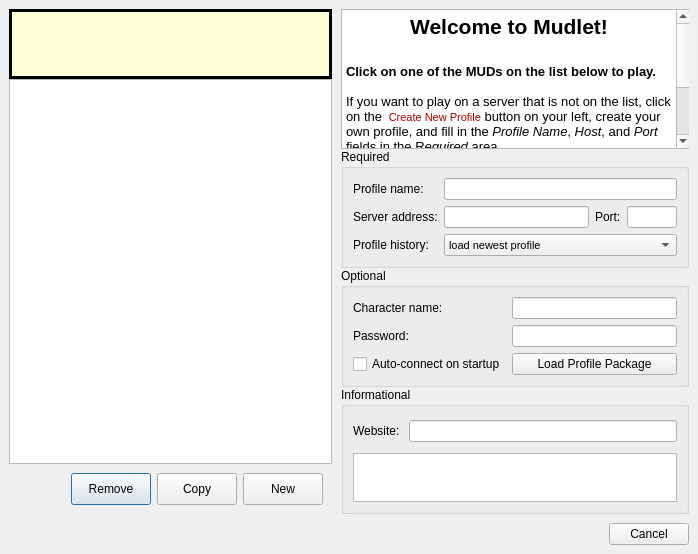
Old version of the form src/ui/connection_profiles.ui in the repository Mudlet/Mudlet.
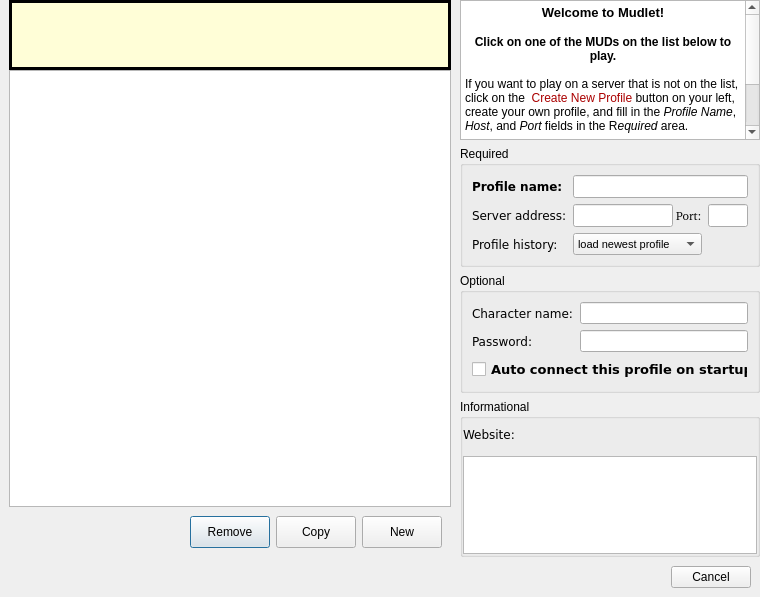
New version of the form. Icons and pictures are not drawn.

The edit to the form file:
```diff
--- a/src/ui/connection_profiles.ui
+++ b/src/ui/connection_profiles.ui
@@ -6,10 +6,16 @@
    <rect>
     <x>0</x>
     <y>0</y>
-    <width>698</width>
-    <height>554</height>
+    <width>760</width>
+    <height>597</height>
    </rect>
   </property>
+  <property name="minimumSize">
+   <size>
+    <width>760</width>
+    <height>0</height>
+   </size>
+  </property>
   <property name="windowTitle">
    <string>Select a profile to connect with</string>
   </property>
@@ -23,14 +29,14 @@
    <item>
     <widget class="QWidget" name="widget" native="true">
      <property name="sizePolicy">
-      <sizepolicy hsizetype="Preferred" vsizetype="Preferred">
+      <sizepolicy hsizetype="Expanding" vsizetype="Expanding">
        <horstretch>0</horstretch>
        <verstretch>0</verstretch>
       </sizepolicy>
      </property>
      <property name="minimumSize">
       <size>
-       <width>698</width>
+       <width>0</width>
        <height>0</height>
       </size>
      </property>
@@ -38,16 +44,7 @@
       <property name="spacing">
        <number>0</number>
       </property>
-      <property name="leftMargin">
-       <number>9</number>
-      </property>
-      <property name="topMargin">
-       <number>9</number>
-      </property>
-      <property name="rightMargin">
-       <number>9</number>
-      </property>
-      <property name="bottomMargin">
+      <property name="margin">
        <number>0</number>
       </property>
       <item>
@@ -60,18 +57,167 @@
         </property>
         <property name="minimumSize">
          <size>
-          <width>323</width>
+          <width>0</width>
           <height>0</height>
          </size>
         </property>
         <layout class="QGridLayout" name="gridLayout_5">
-         <property name="margin">
+         <property name="leftMargin">
+          <number>9</number>
+         </property>
+         <property name="topMargin">
+          <number>0</number>
+         </property>
+         <property name="rightMargin">
+          <number>9</number>
+         </property>
+         <property name="bottomMargin">
           <number>0</number>
          </property>
          <property name="spacing">
           <number>0</number>
          </property>
-         <item row="0" column="0">
+         <item row="2" column="1">
+          <widget class="QListWidget" name="profiles_tree_widget">
+           <property name="minimumSize">
+            <size>
+             <width>365</width>
+             <height>0</height>
+            </size>
+           </property>
+           <property name="resizeMode">
+            <enum>QListView::Adjust</enum>
+           </property>
+          </widget>
+         </item>
+         <item row="3" column="0" colspan="2">
+          <widget class="QWidget" name="profileAdminArea" native="true">
+           <property name="sizePolicy">
+            <sizepolicy hsizetype="Expanding" vsizetype="Preferred">
+             <horstretch>0</horstretch>
+             <verstretch>0</verstretch>
+            </sizepolicy>
+           </property>
+           <property name="minimumSize">
+            <size>
+             <width>0</width>
+             <height>50</height>
+            </size>
+           </property>
+           <property name="maximumSize">
+            <size>
+             <width>16777215</width>
+             <height>16777215</height>
+            </size>
+           </property>
+           <layout class="QHBoxLayout" name="horizontalLayout_5">
+            <item>
+             <spacer name="horizontalSpacer_4">
+              <property name="orientation">
+               <enum>Qt::Horizontal</enum>
+              </property>
+              <property name="sizeHint" stdset="0">
+               <size>
+                <width>15</width>
+                <height>20</height>
+               </size>
+              </property>
+             </spacer>
+            </item>
+            <item>
+             <widget class="QPushButton" name="remove_profile_button">
+              <property name="enabled">
+               <bool>true</bool>
+              </property>
+              <property name="sizePolicy">
+               <sizepolicy hsizetype="Fixed" vsizetype="Preferred">
+                <horstretch>0</horstretch>
+                <verstretch>0</verstretch>
+               </sizepolicy>
+              </property>
+              <property name="minimumSize">
+               <size>
+                <width>0</width>
+                <height>25</height>
+               </size>
+              </property>
+              <property name="maximumSize">
+               <size>
+                <width>16777215</width>
+                <height>16777215</height>
+               </size>
+              </property>
+              <property name="text">
+               <string>Remove</string>
+              </property>
+              <property name="icon">
+               <iconset>
+                <normaloff>:/icons/dialog-close.png</normaloff>:/icons/dialog-close.png</iconset>
+              </property>
+             </widget>
+            </item>
+            <item>
+             <widget class="QPushButton" name="copy_profile_button">
+              <property name="sizePolicy">
+               <sizepolicy hsizetype="Fixed" vsizetype="Preferred">
+                <horstretch>0</horstretch>
+                <verstretch>0</verstretch>
+               </sizepolicy>
+              </property>
+              <property name="minimumSize">
+               <size>
+                <width>0</width>
+                <height>25</height>
+               </size>
+              </property>
+              <property name="maximumSize">
+               <size>
+                <width>16777215</width>
+                <height>16777215</height>
+               </size>
+              </property>
+              <property name="text">
+               <string>Copy</string>
+              </property>
+              <property name="icon">
+               <iconset>
+                <normaloff>:/icons/list-add_small.png</normaloff>:/icons/list-add_small.png</iconset>
+              </property>
+             </widget>
+            </item>
+            <item>
+             <widget class="QPushButton" name="new_profile_button">
+              <property name="sizePolicy">
+               <sizepolicy hsizetype="Fixed" vsizetype="Preferred">
+                <horstretch>0</horstretch>
+                <verstretch>0</verstretch>
+               </sizepolicy>
+              </property>
+              <property name="minimumSize">
+               <size>
+                <width>0</width>
+                <height>25</height>
+               </size>
+              </property>
+              <property name="maximumSize">
+               <size>
+                <width>16777215</width>
+                <height>16777215</height>
+               </size>
+              </property>
+              <property name="text">
+               <string>New</string>
+              </property>
+              <property name="icon">
+               <iconset>
+                <normaloff>:/icons/list-add_small.png</normaloff>:/icons/list-add_small.png</iconset>
+              </property>
+             </widget>
+            </item>
+           </layout>
+          </widget>
+         </item>
+         <item row="1" column="1">
           <widget class="QFrame" name="notificationArea">
            <property name="sizePolicy">
             <sizepolicy hsizetype="Expanding" vsizetype="Fixed">
@@ -1989,199 +2135,6 @@
            </layout>
           </widget>
          </item>
-         <item row="1" column="0">
-          <widget class="QTreeWidget" name="profiles_tree_widget">
-           <property name="sizePolicy">
-            <sizepolicy hsizetype="Expanding" vsizetype="Expanding">
-             <horstretch>0</horstretch>
-             <verstretch>0</verstretch>
-            </sizepolicy>
-           </property>
-           <property name="minimumSize">
-            <size>
-             <width>300</width>
-             <height>120</height>
-            </size>
-           </property>
-           <property name="sizeIncrement">
-            <size>
-             <width>0</width>
-             <height>5</height>
-            </size>
-           </property>
-           <property name="frameShape">
-            <enum>QFrame::StyledPanel</enum>
-           </property>
-           <property name="frameShadow">
-            <enum>QFrame::Sunken</enum>
-           </property>
-           <property name="showDropIndicator" stdset="0">
-            <bool>false</bool>
-           </property>
-           <property name="dragEnabled">
-            <bool>false</bool>
-           </property>
-           <property name="dragDropMode">
-            <enum>QAbstractItemView::NoDragDrop</enum>
-           </property>
-           <property name="alternatingRowColors">
-            <bool>true</bool>
-           </property>
-           <property name="rootIsDecorated">
-            <bool>false</bool>
-           </property>
-           <property name="itemsExpandable">
-            <bool>false</bool>
-           </property>
-           <property name="sortingEnabled">
-            <bool>false</bool>
-           </property>
-           <property name="animated">
-            <bool>false</bool>
-           </property>
-           <property name="headerHidden">
-            <bool>true</bool>
-           </property>
-           <property name="expandsOnDoubleClick">
-            <bool>false</bool>
-           </property>
-           <property name="columnCount">
-            <number>1</number>
-           </property>
-           <column>
-            <property name="text">
-             <string>1</string>
-            </property>
-           </column>
-          </widget>
-         </item>
-         <item row="2" column="0">
-          <widget class="QWidget" name="profileAdminArea" native="true">
-           <property name="sizePolicy">
-            <sizepolicy hsizetype="Expanding" vsizetype="Preferred">
-             <horstretch>0</horstretch>
-             <verstretch>0</verstretch>
-            </sizepolicy>
-           </property>
-           <property name="minimumSize">
-            <size>
-             <width>0</width>
-             <height>50</height>
-            </size>
-           </property>
-           <property name="maximumSize">
-            <size>
-             <width>16777215</width>
-             <height>16777215</height>
-            </size>
-           </property>
-           <layout class="QHBoxLayout" name="horizontalLayout_5">
-            <item>
-             <spacer name="horizontalSpacer_4">
-              <property name="orientation">
-               <enum>Qt::Horizontal</enum>
-              </property>
-              <property name="sizeHint" stdset="0">
-               <size>
-                <width>15</width>
-                <height>20</height>
-               </size>
-              </property>
-             </spacer>
-            </item>
-            <item>
-             <widget class="QPushButton" name="remove_profile_button">
-              <property name="enabled">
-               <bool>true</bool>
-              </property>
-              <property name="sizePolicy">
-               <sizepolicy hsizetype="Fixed" vsizetype="Preferred">
-                <horstretch>0</horstretch>
-                <verstretch>0</verstretch>
-               </sizepolicy>
-              </property>
-              <property name="minimumSize">
-               <size>
-                <width>0</width>
-                <height>25</height>
-               </size>
-              </property>
-              <property name="maximumSize">
-               <size>
-                <width>16777215</width>
-                <height>16777215</height>
-               </size>
-              </property>
-              <property name="text">
-               <string>Remove</string>
-              </property>
-              <property name="icon">
-               <iconset>
-                <normaloff>:/icons/dialog-close.png</normaloff>:/icons/dialog-close.png</iconset>
-              </property>
-             </widget>
-            </item>
-            <item>
-             <widget class="QPushButton" name="copy_profile_button">
-              <property name="sizePolicy">
-               <sizepolicy hsizetype="Fixed" vsizetype="Preferred">
-                <horstretch>0</horstretch>
-                <verstretch>0</verstretch>
-               </sizepolicy>
-              </property>
-              <property name="minimumSize">
-               <size>
-                <width>0</width>
-                <height>25</height>
-               </size>
-              </property>
-              <property name="maximumSize">
-               <size>
-                <width>16777215</width>
-                <height>16777215</height>
-               </size>
-              </property>
-              <property name="text">
-               <string>Copy</string>
-              </property>
-              <property name="icon">
-               <iconset>
-                <normaloff>:/icons/list-add_small.png</normaloff>:/icons/list-add_small.png</iconset>
-              </property>
-             </widget>
-            </item>
-            <item>
-             <widget class="QPushButton" name="new_profile_button">
-              <property name="sizePolicy">
-               <sizepolicy hsizetype="Fixed" vsizetype="Preferred">
-                <horstretch>0</horstretch>
-                <verstretch>0</verstretch>
-               </sizepolicy>
-              </property>
-              <property name="minimumSize">
-               <size>
-                <width>0</width>
-                <height>25</height>
-               </size>
-              </property>
-              <property name="maximumSize">
-               <size>
-                <width>16777215</width>
-                <height>16777215</height>
-               </size>
-              </property>
-              <property name="text">
-               <string>New</string>
-              </property>
-              <property name="icon">
-               <iconset>
-                <normaloff>:/icons/list-add_small.png</normaloff>:/icons/list-add_small.png</iconset>
-              </property>
-             </widget>
-            </item>
-           </layout>
-          </widget>
-         </item>
         </layout>
        </widget>
       </item>
@@ -2193,20 +2146,23 @@
           <verstretch>0</verstretch>
          </sizepolicy>
         </property>
-        <layout class="QGridLayout" name="gridLayout_3">
-         <property name="topMargin">
+        <property name="minimumSize">
+         <size>
+          <width>300</width>
+          <height>0</height>
+         </size>
+        </property>
+        <property name="maximumSize">
+         <size>
+          <width>300</width>
+          <height>16777215</height>
+         </size>
+        </property>
+        <layout class="QVBoxLayout" name="verticalLayout">
+         <property name="margin">
           <number>0</number>
          </property>
-         <property name="rightMargin">
-          <number>0</number>
-         </property>
-         <property name="bottomMargin">
-          <number>0</number>
-         </property>
-         <property name="verticalSpacing">
-          <number>0</number>
-         </property>
-         <item row="0" column="0">
+         <item>
           <widget class="QTextBrowser" name="welcome_message">
            <property name="enabled">
             <bool>true</bool>
@@ -2219,7 +2175,7 @@
            </property>
            <property name="minimumSize">
             <size>
-             <width>350</width>
+             <width>0</width>
              <height>140</height>
             </size>
            </property>
@@ -2234,25 +2190,34 @@
 &lt;html&gt;&lt;head&gt;&lt;meta name=&quot;qrichtext&quot; content=&quot;1&quot; /&gt;&lt;style type=&quot;text/css&quot;&gt;
 p, li { white-space: pre-wrap; }
 &lt;/style&gt;&lt;/head&gt;&lt;body style=&quot; font-family:'Sans'; font-size:10pt; font-weight:400; font-style:normal;&quot;&gt;
-&lt;p align=&quot;center&quot; style=&quot; margin-top:0px; margin-bottom:0px; margin-left:0px; margin-right:0px; -qt-block-indent:0; text-indent:0px;&quot;&gt;&lt;span style=&quot; font-size:16pt; font-weight:600;&quot;&gt;Welcome to Mudlet!&lt;/span&gt;&lt;/p&gt;
-&lt;p style=&quot;-qt-paragraph-type:empty; margin-top:0px; margin-bottom:0px; margin-left:0px; margin-right:0px; -qt-block-indent:0; text-indent:0px; font-size:16pt;&quot;&gt;&lt;/p&gt;
-&lt;p style=&quot; margin-top:0px; margin-bottom:0px; margin-left:0px; margin-right:0px; -qt-block-indent:0; text-indent:0px;&quot;&gt;&lt;span style=&quot; font-weight:600;&quot;&gt;Click on one of the MUDs on the list below to play.&lt;/span&gt;&lt;/p&gt;
-&lt;p align=&quot;center&quot; style=&quot;-qt-paragraph-type:empty; margin-top:0px; margin-bottom:0px; margin-left:0px; margin-right:0px; -qt-block-indent:0; text-indent:0px;&quot;&gt;&lt;/p&gt;
-&lt;p style=&quot; margin-top:0px; margin-bottom:0px; margin-left:0px; margin-right:0px; -qt-block-indent:0; text-indent:0px;&quot;&gt;If you want to play on a server that is not on the list, click on the &lt;img src=&quot;:/icons/icons/list-add_small.png&quot; /&gt;&lt;span style=&quot; font-size:8pt; color:#aa0000;&quot;&gt; Create New Profile&lt;/span&gt; button on your left, create your own profile, and fill in the &lt;span style=&quot; font-style:italic;&quot;&gt;Profile Name&lt;/span&gt;, &lt;span style=&quot; font-style:italic;&quot;&gt;Host&lt;/span&gt;, and &lt;span style=&quot; font-style:italic;&quot;&gt;Port&lt;/span&gt; fields in the R&lt;span style=&quot; font-style:italic;&quot;&gt;equired &lt;/span&gt;area. &lt;/p&gt;
-&lt;p style=&quot;-qt-paragraph-type:empty; margin-top:0px; margin-bottom:0px; margin-left:0px; margin-right:0px; -qt-block-indent:0; text-indent:0px;&quot;&gt;&lt;/p&gt;
-&lt;p style=&quot; margin-top:0px; margin-bottom:0px; margin-left:0px; margin-right:0px; -qt-block-indent:0; text-indent:0px;&quot;&gt;&lt;span style=&quot; font-weight:600;&quot;&gt;After that, click Connect to play.&lt;/span&gt;&lt;/p&gt;
-&lt;p style=&quot;-qt-paragraph-type:empty; margin-top:0px; margin-bottom:0px; margin-left:0px; margin-right:0px; -qt-block-indent:0; text-indent:0px; font-weight:600;&quot;&gt;&lt;/p&gt;
-&lt;p style=&quot; margin-top:0px; margin-bottom:0px; margin-left:0px; margin-right:0px; -qt-block-indent:0; text-indent:0px;&quot;&gt;Have fun!&lt;/p&gt;
-&lt;p style=&quot;-qt-paragraph-type:empty; margin-top:0px; margin-bottom:0px; margin-left:0px; margin-right:0px; -qt-block-indent:0; text-indent:0px; font-weight:600;&quot;&gt;&lt;/p&gt;
-&lt;p align=&quot;right&quot; style=&quot; margin-top:0px; margin-bottom:0px; margin-left:0px; margin-right:0px; -qt-block-indent:0; text-indent:0px;&quot;&gt;&lt;span style=&quot; font-weight:600;&quot;&gt;- The Mudlet Team&lt;/span&gt;&lt;/p&gt;&lt;/body&gt;&lt;/html&gt;</string>
+&lt;table border=&quot;0&quot; style=&quot;-qt-table-type: root; margin-top:4px; margin-bottom:4px; margin-left:4px; margin-right:4px;&quot;&gt;
+&lt;tr&gt;
+&lt;td style=&quot;border: none;&quot;&gt;
+&lt;p align=&quot;center&quot; style=&quot; margin-top:0px; margin-bottom:0px; margin-left:0px; margin-right:0px; -qt-block-indent:0; text-indent:0px;&quot;&gt;&lt;span style=&quot; font-weight:600;&quot;&gt;Welcome to Mudlet!&lt;/span&gt;&lt;/p&gt;
+&lt;p align=&quot;center&quot; style=&quot;-qt-paragraph-type:empty; margin-top:0px; margin-bottom:0px; margin-left:0px; margin-right:0px; -qt-block-indent:0; text-indent:0px; font-weight:600;&quot;&gt;&lt;/p&gt;
+&lt;p align=&quot;center&quot; style=&quot; margin-top:0px; margin-bottom:0px; margin-left:0px; margin-right:0px; -qt-block-indent:0; text-indent:0px;&quot;&gt;&lt;span style=&quot; font-size:9pt; font-weight:600;&quot;&gt;Click on one of the MUDs on the list below to play.&lt;/span&gt;&lt;/p&gt;
+&lt;p align=&quot;center&quot; style=&quot;-qt-paragraph-type:empty; margin-top:0px; margin-bottom:0px; margin-left:0px; margin-right:0px; -qt-block-indent:0; text-indent:0px; font-size:9pt;&quot;&gt;&lt;/p&gt;
+&lt;p style=&quot; margin-top:0px; margin-bottom:0px; margin-left:0px; margin-right:0px; -qt-block-indent:0; text-indent:0px;&quot;&gt;&lt;span style=&quot; font-size:9pt;&quot;&gt;If you want to play on a server that is not on the list, click on the &lt;/span&gt;&lt;img src=&quot;:/icons/icons/list-add_small.png&quot; /&gt;&lt;span style=&quot; font-size:9pt; color:#aa0000;&quot;&gt; Create New Profile&lt;/span&gt;&lt;span style=&quot; font-size:9pt;&quot;&gt; button on your left, create your own profile, and fill in the &lt;/span&gt;&lt;span style=&quot; font-size:9pt; font-style:italic;&quot;&gt;Profile Name&lt;/span&gt;&lt;span style=&quot; font-size:9pt;&quot;&gt;, &lt;/span&gt;&lt;span style=&quot; font-size:9pt; font-style:italic;&quot;&gt;Host&lt;/span&gt;&lt;span style=&quot; font-size:9pt;&quot;&gt;, and &lt;/span&gt;&lt;span style=&quot; font-size:9pt; font-style:italic;&quot;&gt;Port&lt;/span&gt;&lt;span style=&quot; font-size:9pt;&quot;&gt; fields in the R&lt;/span&gt;&lt;span style=&quot; font-size:9pt; font-style:italic;&quot;&gt;equired &lt;/span&gt;&lt;span style=&quot; font-size:9pt;&quot;&gt;area. &lt;/span&gt;&lt;/p&gt;
+&lt;p style=&quot;-qt-paragraph-type:empty; margin-top:0px; margin-bottom:0px; margin-left:0px; margin-right:0px; -qt-block-indent:0; text-indent:0px; font-size:9pt;&quot;&gt;&lt;/p&gt;
+&lt;p style=&quot; margin-top:0px; margin-bottom:0px; margin-left:0px; margin-right:0px; -qt-block-indent:0; text-indent:0px;&quot;&gt;&lt;span style=&quot; font-size:9pt; font-weight:600;&quot;&gt;After that, click Connect to play.&lt;/span&gt;&lt;/p&gt;
+&lt;p style=&quot;-qt-paragraph-type:empty; margin-top:0px; margin-bottom:0px; margin-left:0px; margin-right:0px; -qt-block-indent:0; text-indent:0px; font-size:9pt; font-weight:600;&quot;&gt;&lt;/p&gt;
+&lt;p style=&quot; margin-top:0px; margin-bottom:0px; margin-left:0px; margin-right:0px; -qt-block-indent:0; text-indent:0px;&quot;&gt;&lt;span style=&quot; font-size:9pt;&quot;&gt;Have fun!&lt;/span&gt;&lt;/p&gt;
+&lt;p style=&quot;-qt-paragraph-type:empty; margin-top:0px; margin-bottom:0px; margin-left:0px; margin-right:0px; -qt-block-indent:0; text-indent:0px; font-size:9pt; font-weight:600;&quot;&gt;&lt;/p&gt;
+&lt;p align=&quot;right&quot; style=&quot; margin-top:0px; margin-bottom:0px; margin-left:0px; margin-right:0px; -qt-block-indent:0; text-indent:0px;&quot;&gt;&lt;span style=&quot; font-size:9pt; font-weight:600;&quot;&gt;- The Mudlet Team&lt;/span&gt;&lt;/p&gt;&lt;/td&gt;&lt;/tr&gt;&lt;/table&gt;&lt;/body&gt;&lt;/html&gt;</string>
            </property>
            <property name="openLinks">
             <bool>false</bool>
            </property>
           </widget>
          </item>
-         <item row="1" column="0">
+         <item>
           <widget class="QGroupBox" name="requiredArea">
+           <property name="sizePolicy">
+            <sizepolicy hsizetype="Expanding" vsizetype="Fixed">
+             <horstretch>0</horstretch>
+             <verstretch>0</verstretch>
+            </sizepolicy>
+           </property>
            <property name="title">
             <string>Required</string>
            </property>
@@ -2261,9 +2226,10 @@
              <widget class="QLabel" name="label">
               <property name="font">
                <font>
-                <weight>50</weight>
-                <bold>false</bold>
-                <underline>false</underline>
+                <family>DejaVu Sans</family>
+                <pointsize>9</pointsize>
+                <weight>75</weight>
+                <bold>true</bold>
                </font>
               </property>
               <property name="text">
@@ -2273,6 +2239,12 @@
             </item>
             <item row="0" column="1" colspan="3">
              <widget class="QLineEdit" name="profile_name_entry">
+              <property name="font">
+               <font>
+                <family>Bitstream Charter</family>
+                <pointsize>9</pointsize>
+               </font>
+              </property>
               <property name="readOnly">
                <bool>false</bool>
               </property>
@@ -2282,6 +2254,8 @@
              <widget class="QLabel" name="label_2">
               <property name="font">
                <font>
+                <family>DejaVu Sans</family>
+                <pointsize>9</pointsize>
                 <underline>false</underline>
                </font>
               </property>
@@ -2298,10 +2272,22 @@
                 <height>0</height>
                </size>
               </property>
+              <property name="font">
+               <font>
+                <family>Bitstream Charter</family>
+                <pointsize>9</pointsize>
+               </font>
+              </property>
              </widget>
             </item>
             <item row="1" column="2">
              <widget class="QLabel" name="label_3">
+              <property name="font">
+               <font>
+                <family>Bitstream Charter</family>
+                <pointsize>9</pointsize>
+               </font>
+              </property>
               <property name="text">
                <string>Port:</string>
               </property>
@@ -2311,7 +2297,7 @@
              <widget class="QLineEdit" name="port_entry">
               <property name="minimumSize">
                <size>
-                <width>50</width>
+                <width>40</width>
                 <height>0</height>
                </size>
               </property>
@@ -2321,6 +2307,12 @@
                 <height>16777215</height>
                </size>
               </property>
+              <property name="font">
+               <font>
+                <family>Bitstream Charter</family>
+                <pointsize>9</pointsize>
+               </font>
+              </property>
               <property name="text">
                <string/>
               </property>
@@ -2335,14 +2327,20 @@
               </property>
              </widget>
             </item>
-            <item row="3" column="0">
+            <item row="2" column="0">
              <widget class="QLabel" name="label_9">
+              <property name="font">
+               <font>
+                <family>DejaVu Sans</family>
+                <pointsize>9</pointsize>
+               </font>
+              </property>
               <property name="text">
                <string>Profile history:</string>
               </property>
              </widget>
             </item>
-            <item row="3" column="1" colspan="3">
+            <item row="2" column="1" colspan="2">
              <widget class="QComboBox" name="profile_history">
               <property name="sizePolicy">
                <sizepolicy hsizetype="Expanding" vsizetype="Fixed">
@@ -2376,8 +2374,14 @@
            </layout>
           </widget>
          </item>
-         <item row="2" column="0">
+         <item>
           <widget class="QGroupBox" name="optionalArea">
+           <property name="sizePolicy">
+            <sizepolicy hsizetype="Expanding" vsizetype="Fixed">
+             <horstretch>0</horstretch>
+             <verstretch>0</verstretch>
+            </sizepolicy>
+           </property>
            <property name="minimumSize">
             <size>
              <width>0</width>
@@ -2390,6 +2394,12 @@
            <layout class="QGridLayout" name="gridLayout_2">
             <item row="0" column="0">
              <widget class="QLabel" name="label_4">
+              <property name="font">
+               <font>
+                <family>DejaVu Sans</family>
+                <pointsize>9</pointsize>
+               </font>
+              </property>
               <property name="text">
                <string>Character name:</string>
               </property>
@@ -2407,6 +2417,12 @@
             </item>
             <item row="1" column="0">
              <widget class="QLabel" name="label_5">
+              <property name="font">
+               <font>
+                <family>DejaVu Sans</family>
+                <pointsize>9</pointsize>
+               </font>
+              </property>
               <property name="text">
                <string>Password:</string>
               </property>
@@ -2422,8 +2438,16 @@
               </property>
              </widget>
             </item>
-            <item row="2" column="0">
+            <item row="2" column="0" colspan="2">
              <widget class="QCheckBox" name="autologin_checkBox">
+              <property name="font">
+               <font>
+                <family>DejaVu Sans</family>
+                <pointsize>10</pointsize>
+                <weight>75</weight>
+                <bold>true</bold>
+               </font>
+              </property>
               <property name="toolTip">
                <string>With this enabled, Mudlet will automatically start and connect on this profile when it is launched</string>
               </property>
@@ -2431,35 +2455,25 @@
                <enum>Qt::LeftToRight</enum>
               </property>
               <property name="text">
-               <string>Auto-connect on startup</string>
-              </property>
-             </widget>
-            </item>
-            <item row="2" column="1">
-             <widget class="QPushButton" name="browseProfileHistoryButton">
-              <property name="text">
-               <string>Load Profile Package</string>
-              </property>
-              <property name="flat">
-               <bool>false</bool>
+               <string>Auto connect this profile on startup</string>
               </property>
              </widget>
             </item>
            </layout>
           </widget>
          </item>
-         <item row="3" column="0">
+         <item>
           <widget class="QGroupBox" name="informationalArea">
            <property name="sizePolicy">
-            <sizepolicy hsizetype="Preferred" vsizetype="MinimumExpanding">
+            <sizepolicy hsizetype="Expanding" vsizetype="Expanding">
              <horstretch>0</horstretch>
              <verstretch>0</verstretch>
             </sizepolicy>
            </property>
            <property name="minimumSize">
             <size>
-             <width>339</width>
-             <height>100</height>
+             <width>0</width>
+             <height>0</height>
             </size>
            </property>
            <property name="title">
@@ -2467,29 +2481,31 @@
            </property>
            <layout class="QGridLayout" name="gridLayout_4">
             <property name="horizontalSpacing">
-             <number>9</number>
+             <number>0</number>
+            </property>
+            <property name="margin">
+             <number>0</number>
             </property>
             <item row="0" column="0" rowspan="2">
              <widget class="QLabel" name="label_7">
               <property name="sizePolicy">
-               <sizepolicy hsizetype="Fixed" vsizetype="Fixed">
+               <sizepolicy hsizetype="Fixed" vsizetype="Preferred">
                 <horstretch>0</horstretch>
                 <verstretch>0</verstretch>
                </sizepolicy>
               </property>
+              <property name="font">
+               <font>
+                <family>DejaVu Sans</family>
+                <pointsize>9</pointsize>
+               </font>
+              </property>
               <property name="text">
                <string>Website:</string>
               </property>
              </widget>
             </item>
-            <item row="0" column="1" rowspan="2" colspan="2">
-             <widget class="QLineEdit" name="website_entry">
-              <property name="toolTip">
-               <string>MUD website</string>
-              </property>
-             </widget>
-            </item>
-            <item row="1" column="2">
+            <item row="1" column="1">
              <widget class="QWidget" name="widget_7" native="true">
               <property name="minimumSize">
                <size>
@@ -2497,9 +2513,42 @@
                 <height>25</height>
                </size>
               </property>
+              <layout class="QHBoxLayout" name="horizontalLayout_4">
+               <property name="spacing">
+                <number>0</number>
+               </property>
+               <property name="margin">
+                <number>0</number>
+               </property>
+               <item>
+                <widget class="QLabel" name="website_entry">
+                 <property name="sizePolicy">
+                  <sizepolicy hsizetype="Expanding" vsizetype="Preferred">
+                   <horstretch>0</horstretch>
+                   <verstretch>0</verstretch>
+                  </sizepolicy>
+                 </property>
+                 <property name="font">
+                  <font>
+                   <family>DejaVu Sans</family>
+                   <pointsize>9</pointsize>
+                  </font>
+                 </property>
+                 <property name="text">
+                  <string/>
+                 </property>
+                 <property name="scaledContents">
+                  <bool>true</bool>
+                 </property>
+                 <property name="openExternalLinks">
+                  <bool>true</bool>
+                 </property>
+                </widget>
+               </item>
+              </layout>
              </widget>
             </item>
-            <item row="2" column="0" colspan="3">
+            <item row="2" column="0" colspan="2">
              <widget class="QPlainTextEdit" name="mud_description_textedit">
               <property name="minimumSize">
                <size>
@@ -2509,13 +2558,16 @@
               </property>
               <property name="maximumSize">
                <size>
-                <width>325</width>
+                <width>16777215</width>
                 <height>16777215</height>
                </size>
               </property>
               <property name="toolTip">
                <string>MUD description</string>
               </property>
+              <property name="readOnly">
+               <bool>false</bool>
+              </property>
              </widget>
             </item>
            </layout>
```
Left out of the diff: 1 changed line with no effect on the pictures.
